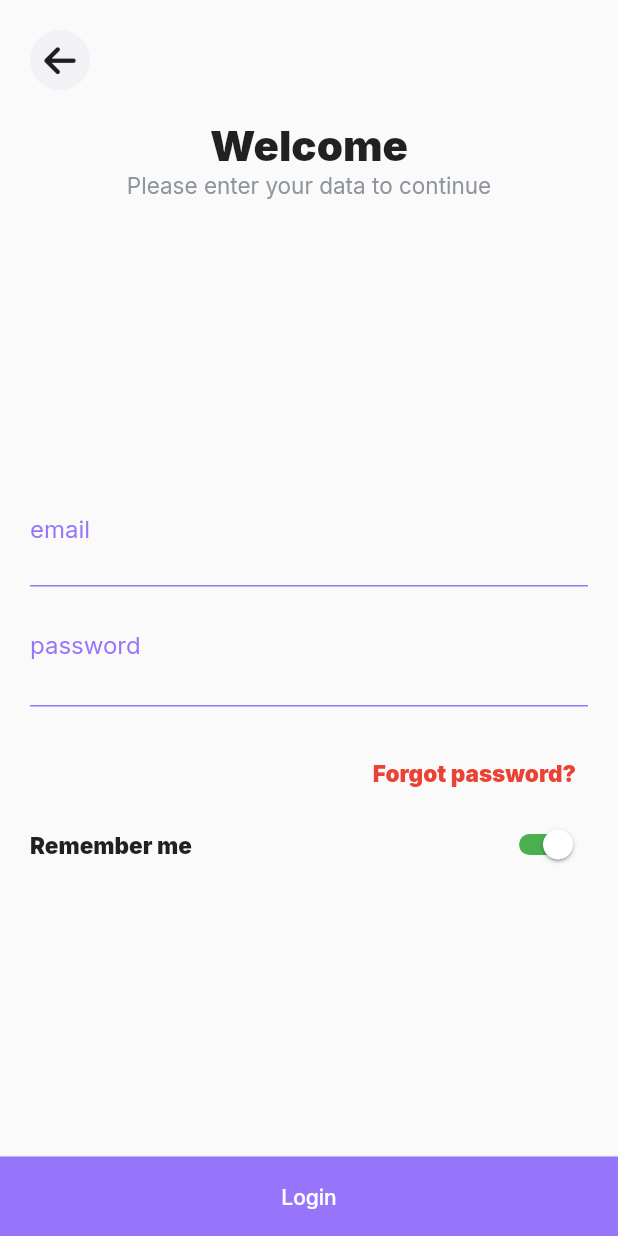
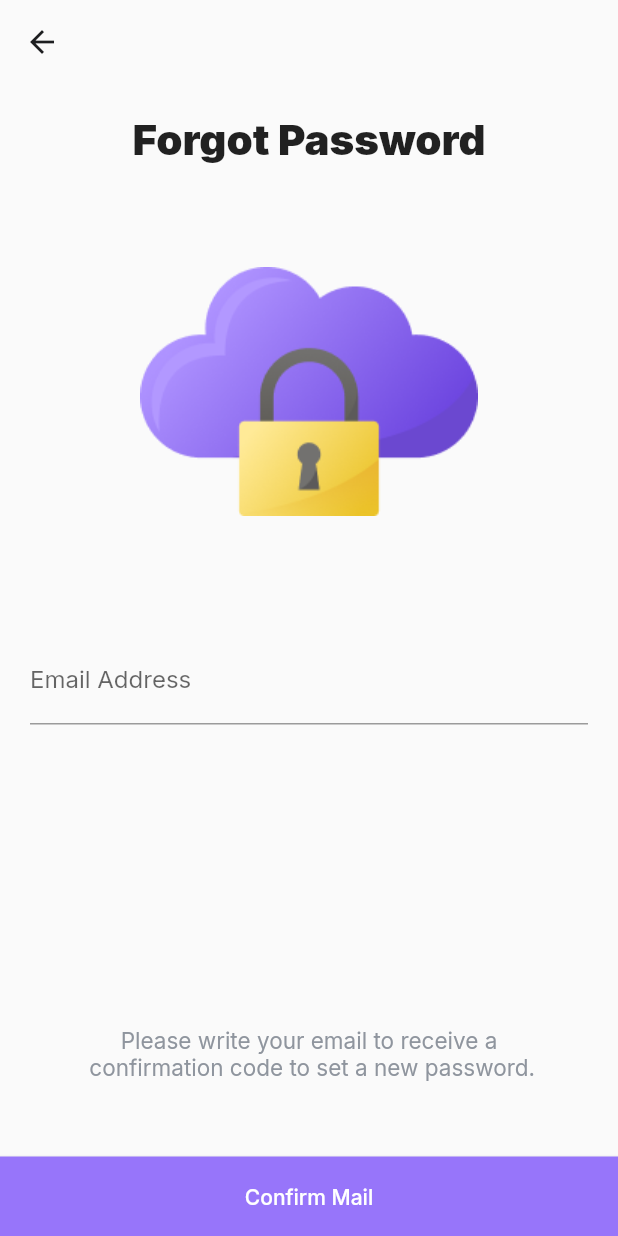
Before and after one commit to eyad-gomaa/E-Commerce-App, a Flutter app: the SignInView screen opened by its route, after a tap on "Forgot password?", on a phone screen of 412 x 824 dp. Run offline on Flutter 3.47's test engine with Material 2 defaults, Android fonts, the phone set to English and light mode, and no system bars; our stand-ins replace cached_network_image, cloud_firestore, conditional_builder_null_safety, dartz, dio, feather_icons and 11 more; accounts and stored records are empty.

Commit message:
Forgot password UI

```diff
--- /dev/null
+++ b/lib/Features/register/presentation/view/forgot_password_view.dart
@@ -0,0 +1,20 @@
+import 'package:e_commerce1/Features/register/presentation/view/widget/forgot_password_view_body.dart';
+import 'package:flutter/material.dart';
+
+import '../../../../core/resources/color_manager.dart';
+
+class ForgotPasswordView extends StatelessWidget {
+  const ForgotPasswordView({Key? key}) : super(key: key);
+
+  @override
+  Widget build(BuildContext context) {
+    return Scaffold(
+      appBar: AppBar(
+        leading: IconButton(icon: Icon(Icons.arrow_back_outlined,color: ColorManager.black,),onPressed: (){},),
+        elevation: 0,
+        backgroundColor: Colors.transparent,
+      ),
+      body: ForgotPasswordViewBody(),
+    );
+  }
+}
--- /dev/null
+++ b/lib/Features/register/presentation/view/widget/forgot_password_view_body.dart
@@ -0,0 +1,54 @@
+import 'package:e_commerce1/Features/register/presentation/view/widget/custom_bottom_button.dart';
+import 'package:e_commerce1/core/resources/asset_manager.dart';
+import 'package:e_commerce1/core/resources/color_manager.dart';
+import 'package:e_commerce1/core/resources/style.dart';
+import 'package:flutter/cupertino.dart';
+import 'package:flutter/material.dart';
+
+class ForgotPasswordViewBody extends StatelessWidget {
+  const ForgotPasswordViewBody({Key? key}) : super(key: key);
+
+  @override
+  Widget build(BuildContext context) {
+    return Column(
+      mainAxisAlignment: MainAxisAlignment.spaceBetween,
+      children: [
+        Expanded(
+          child: Padding(
+            padding: const EdgeInsets.symmetric(horizontal: 20),
+            child: Column(
+              children: [
+                SizedBox(height: 20,),
+                Text(
+                  "Forgot Password",
+                  style: StyleManager.headLine1,
+                ),
+                SizedBox(
+                  height: 68,
+                ),
+                Image.asset(AssetManager.forgotPasswordImage),
+                SizedBox(
+                  height: 80,
+                ),
+                TextFormField(
+                  decoration: InputDecoration(
+                    label: Text("Email Address"),
+
+                  ),
+
+                ),
+              ],
+            ),
+          ),
+        ),
+        Column(
+          children: [
+            Text("Please write your email to receive a \n confirmation code to set a new password.",style: StyleManager.subtitle,textAlign: TextAlign.center,),
+            SizedBox(height: 51),
+            CustomBottomButton(onPressed: (){}, text: "Confirm Mail")
+          ],
+        )
+      ],
+    );
+  }
+}
--- a/lib/Features/register/presentation/view/widget/sign_In_view_body.dart
+++ b/lib/Features/register/presentation/view/widget/sign_In_view_body.dart
@@ -96,7 +96,9 @@ class _SignInViewBodyState extends State<SignInViewBody> {
                             mainAxisAlignment: MainAxisAlignment.end,
                             children: [
                               TextButton(
-                                  onPressed: () {},
+                                  onPressed: () {
+                                    GoRouter.of(context).push(RouterPath.forgotPasswordView);
+                                  },
                                   child: Text(
                                     "Forgot password?",
                                     style: StyleManager.title1
--- a/lib/core/resources/asset_manager.dart
+++ b/lib/core/resources/asset_manager.dart
@@ -8,4 +8,5 @@ class AssetManager{
   static const String bankImage = 'assets/images/bank.png';
   static const String paybalImage = 'assets/images/paybal.png';
   static const String masterCardImage = 'assets/images/master-card.png';
+  static const String forgotPasswordImage = 'assets/images/forgot_password.png';
 }
--- a/lib/core/utils/app_router.dart
+++ b/lib/core/utils/app_router.dart
@@ -19,6 +19,7 @@ import '../../Features/home/presentation/view/SelectScreen.dart';
 import '../../Features/home/presentation/view/brand_view.dart';
 import '../../Features/home/presentation/view/home_view.dart';
 import '../../Features/payment/persentation/view/add_card_screen.dart';
+import '../../Features/register/presentation/view/forgot_password_view.dart';
 import '../../Features/register/presentation/view/get_started_view.dart';
 import '../../Features/register/presentation/view/sign_in_view.dart';
 import '../../Features/register/presentation/view/sign_up_view.dart';
@@ -40,6 +41,7 @@ class RouterPath {
   static const String paymentView = '/paymentView';
   static const String orderConfirmedView = '/orderConfirmedView';
   static const String addCardScreen = '/addCardScreen';
+  static const String forgotPasswordView = '/forgotPasswordView';
 }
 
 final GoRouter router = GoRouter(
@@ -135,5 +137,9 @@ final GoRouter router = GoRouter(
         path: RouterPath.addCardScreen,
         builder: (BuildContext context, GoRouterState state) =>
             const AddCardScreen()),
+    GoRoute(
+        path: RouterPath.forgotPasswordView,
+        builder: (BuildContext context, GoRouterState state) =>
+            const ForgotPasswordView()),
   ],
 );
```
Also changed, not shown: assets/images/forgot_password.png (added), 3 other files.
